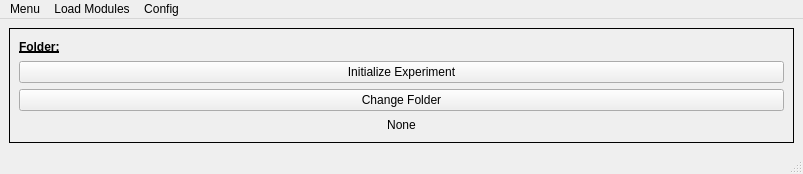
Before: the Qt Designer form OPTIMAQS/view/main/main.ui in jeremyforest/whole_optic_gui, drawn with Qt 5.
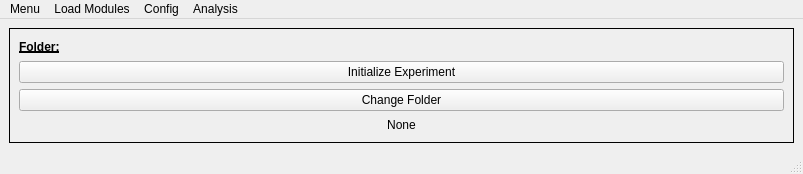
After: the same form once the commit is applied.

Commit message: working on #23 analysis module basics

What changed in the file:
```diff
--- a/OPTIMAQS/view/main/main.ui
+++ b/OPTIMAQS/view/main/main.ui
@@ -76,7 +76,7 @@
      <x>0</x>
      <y>0</y>
      <width>803</width>
-     <height>21</height>
+     <height>20</height>
     </rect>
    </property>
    <widget class="QMenu" name="menuMenu">
@@ -104,9 +104,16 @@
     </property>
     <addaction name="actionChange_default_path"/>
    </widget>
+   <widget class="QMenu" name="menuAnalysis">
+    <property name="title">
+     <string>Analysis</string>
+    </property>
+    <addaction name="actionNetowrk_connections"/>
+   </widget>
    <addaction name="menuMenu"/>
    <addaction name="menuLoad_Modules"/>
    <addaction name="menuConfig"/>
+   <addaction name="menuAnalysis"/>
   </widget>
   <widget class="QStatusBar" name="statusbar"/>
   <action name="actionCamera">
```
Left out of the diff: 5 changed lines with no effect on the pictures. The commit also changes 1 other file.
